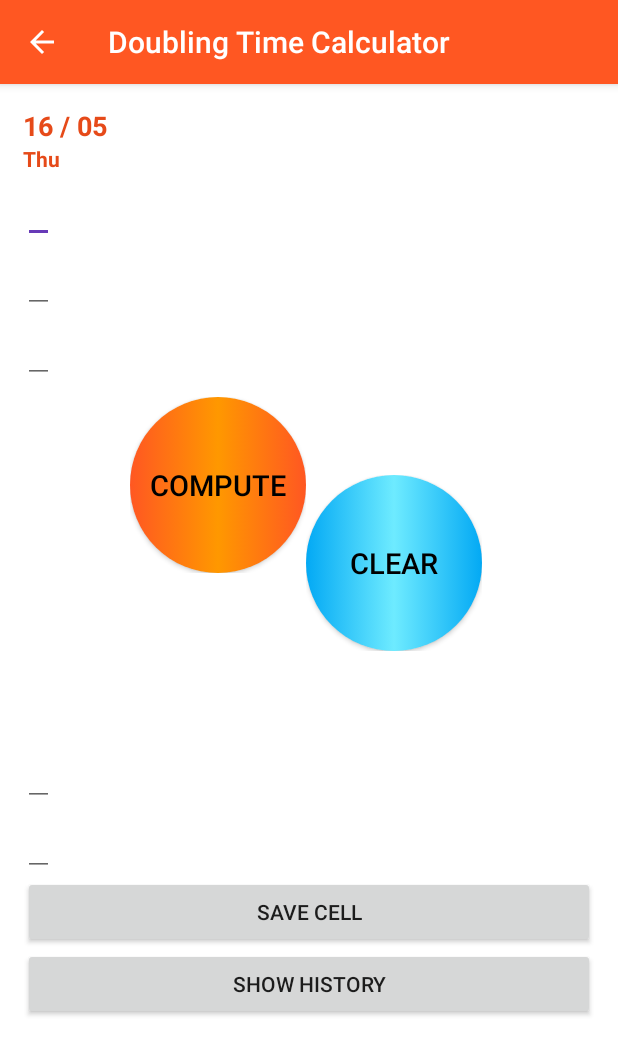
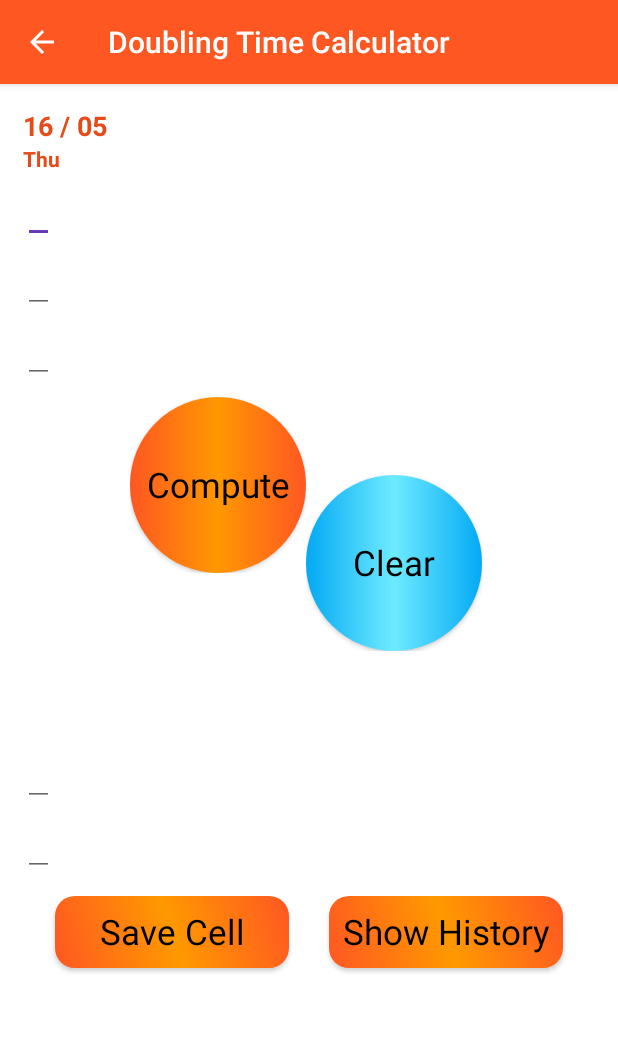
Before and after one commit to faramarzaf/Cell-Calculator, an Android app: the MainActivity screen opened directly, with no data from a screen before it, on a phone screen of 412 x 824 dp. Shown: the top 1055 px of the screen. Run offline under Robolectric (Android 15) with nearby library versions, the phone set to English and light mode, and no system bars; our stand-ins replace sdp/ssp sizes; libraries missing offline, so code that uses them is left out: studio.carbonylgroup.textfieldboxes; plain views replace ExtendedEditText, RippleView, TextFieldBoxes; 5 statements that could not run were skipped.

Commit message:
save and history btns changed

```diff
--- a/app/src/main/res/layout/activity_main.xml
+++ b/app/src/main/res/layout/activity_main.xml
@@ -140,7 +140,8 @@
                         android:background="@drawable/bg_btn_circle"
                         android:text="Compute"
                         android:textColor="#000000"
-                        android:textSize="@dimen/_15sdp"
+                        android:textSize="@dimen/_18sdp"
+                        style="@style/Theme.AppCompat.Light"
                         />
 
 
@@ -160,8 +161,8 @@
                         android:background="@drawable/bg_btn_circle_clear"
                         android:text="Clear"
                         android:textColor="#000000"
-                        android:textSize="@dimen/_15sdp"
-
+                        android:textSize="@dimen/_18sdp"
+                        style="@style/Theme.AppCompat.Light"
                         />
 
 
@@ -232,19 +233,40 @@
 
                 </studio.carbonylgroup.textfieldboxes.TextFieldBoxes>
 
+            </LinearLayout>
+
+            <LinearLayout
+                android:layout_width="match_parent"
+                android:orientation="horizontal"
+                android:layout_height="wrap_content"
+                android:gravity="center"
+                android:layout_gravity="center"
+                >
+
                 <Button
-                    android:layout_width="match_parent"
+                    android:layout_width="@dimen/_120sdp"
                     android:layout_height="wrap_content"
                     android:id="@+id/saveCell"
-                    android:text="save cell"
+                    android:text="Save Cell"
+                    android:background="@drawable/bg_btns_firsts"
+                    android:textColor="#000"
+                    android:textSize="@dimen/_18sdp"
+                    android:layout_margin="@dimen/_10sdp"
+                    style="@style/Theme.AppCompat.Light"
                     />
 
                 <Button
-                    android:layout_width="match_parent"
+                    android:layout_width="@dimen/_120sdp"
                     android:layout_height="wrap_content"
                     android:id="@+id/showHistory"
-                    android:text="show history"
+                    android:text="Show History"
+                    android:background="@drawable/bg_btns_firsts"
+                    android:textColor="#000"
+                    android:textSize="@dimen/_18sdp"
+                    android:layout_margin="@dimen/_10sdp"
+                    style="@style/Theme.AppCompat.Light"
                     />
+
 
             </LinearLayout>
 
```
